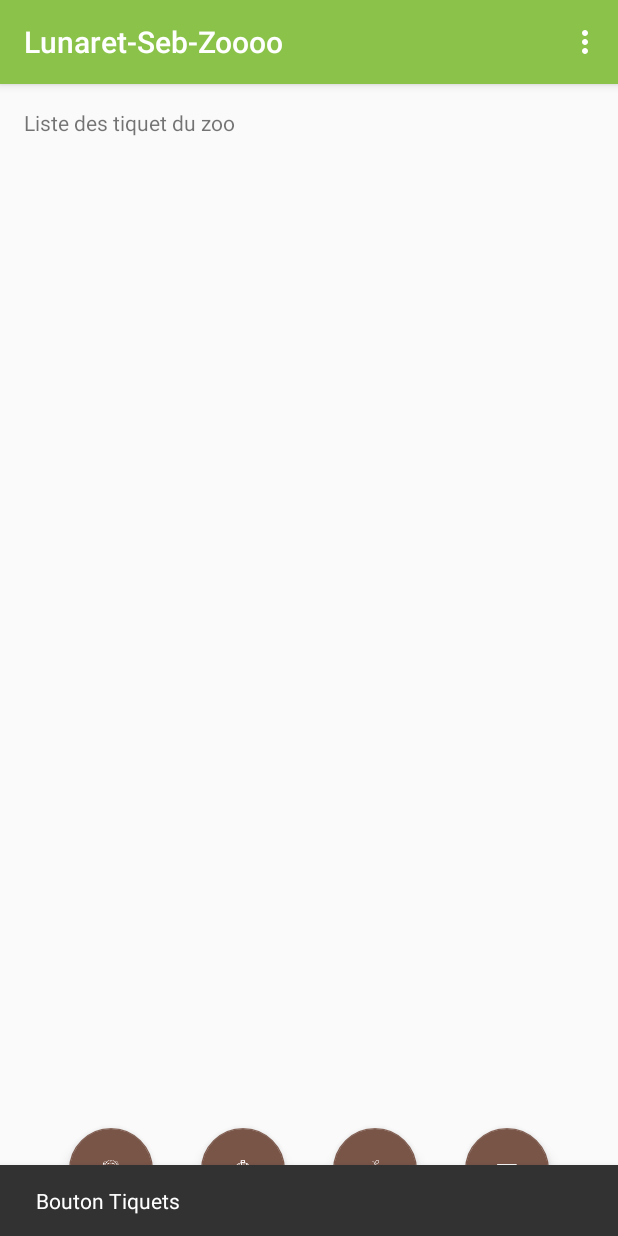
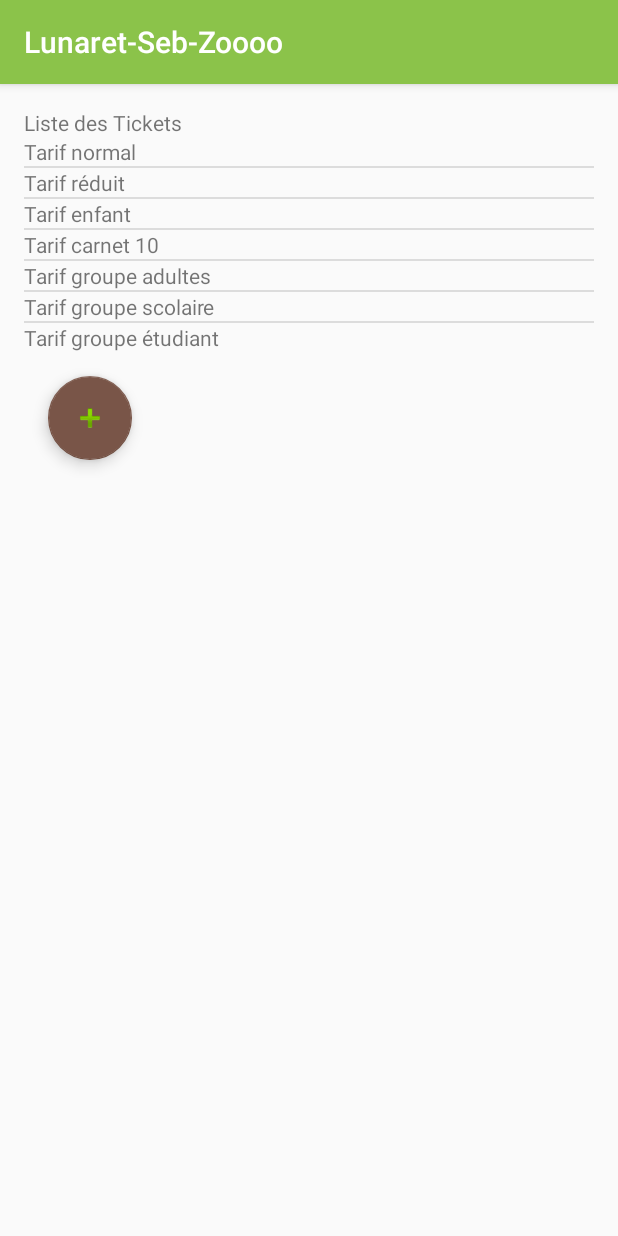
Before and after one commit to ZooDevTeam2/AndroidZooTeam2, an Android app: the screen it shows after launch (MainActivity before the commit, ListTicketActivity after it), after a tap on an icon or button, on a phone screen of 412 x 824 dp. Run offline under Robolectric (Android 15) with nearby library versions, the light colour scheme and no system bars.

Commit message:
ADD
Add class Ticket, activities ListTicketActivity and DetailTicketActivity.

```diff
--- a/app/src/main/AndroidManifest.xml
+++ b/app/src/main/AndroidManifest.xml
@@ -22,10 +22,12 @@
         <activity android:name=".animaux.DetailAnimal" />
         <activity android:name=".DetailEnclos" />
         <activity android:name=".ListeEnclos" />
-        <activity android:name=".animaux.FormAddAnimaux"/>
+        <activity android:name=".animaux.FormAddAnimaux" />
         <activity android:name=".stock.ListStockActivity" />
-        <activity android:name=".stock.DetailStockActivity"></activity>
->>>>>>> kevin_stocklist
+        <activity android:name=".stock.DetailStockActivity" />
+        >>>>>>> kevin_stocklist
+        <activity android:name=".ticket.ListTicketActivity" />
+        <activity android:name=".ticket.DetailTicketActivity"></activity>
     </application>
 
 </manifest>
--- a/app/src/main/java/com/lunaret_seb/hb/lunaret_seb_zoo/MainActivity.java
+++ b/app/src/main/java/com/lunaret_seb/hb/lunaret_seb_zoo/MainActivity.java
@@ -12,6 +12,7 @@ import android.view.MenuItem;
 import android.widget.TextView;
 import com.lunaret_seb.hb.lunaret_seb_zoo.animaux.Listeanimaux;
 import com.lunaret_seb.hb.lunaret_seb_zoo.stock.ListStockActivity;
+import com.lunaret_seb.hb.lunaret_seb_zoo.ticket.ListTicketActivity;
 
 public class MainActivity extends AppCompatActivity {
 
@@ -55,9 +56,8 @@ public class MainActivity extends AppCompatActivity {
         fab_tiquet.setOnClickListener(new View.OnClickListener() {
             @Override
             public void onClick(View view) {
-                Snackbar.make(view, "Bouton Tiquets", Snackbar.LENGTH_LONG)
-                        .setAction("Action", null).show();
-                textList.setText("Liste des tiquet du zoo");
+                Intent intent = new Intent(MainActivity.this, ListTicketActivity.class);
+                startActivity(intent);
             }
         });
     }
--- /dev/null
+++ b/app/src/main/java/com/lunaret_seb/hb/lunaret_seb_zoo/ticket/DetailTicketActivity.java
@@ -0,0 +1,16 @@
+package com.lunaret_seb.hb.lunaret_seb_zoo.ticket;
+
+import android.app.Activity;
+import android.support.v7.app.AppCompatActivity;
+import android.os.Bundle;
+
+import com.lunaret_seb.hb.lunaret_seb_zoo.R;
+
+public class DetailTicketActivity extends Activity {
+
+    @Override
+    protected void onCreate(Bundle savedInstanceState) {
+        super.onCreate(savedInstanceState);
+        setContentView(R.layout.activity_detail_ticket);
+    }
+}
--- /dev/null
+++ b/app/src/main/java/com/lunaret_seb/hb/lunaret_seb_zoo/ticket/ListTicketActivity.java
@@ -0,0 +1,63 @@
+package com.lunaret_seb.hb.lunaret_seb_zoo.ticket;
+
+import android.content.Intent;
+import android.support.v7.app.AppCompatActivity;
+import android.os.Bundle;
+import android.view.View;
+import android.widget.AdapterView;
+import android.widget.ArrayAdapter;
+import android.widget.ListView;
+import android.widget.TextView;
+
+import com.lunaret_seb.hb.lunaret_seb_zoo.R;
+
+import java.util.ArrayList;
+import java.util.List;
+
+public class ListTicketActivity extends AppCompatActivity {
+
+    Ticket ticket1 = new Ticket("Tarif normal");
+    Ticket ticket2 = new Ticket("Tarif réduit");
+    Ticket ticket3 = new Ticket("Tarif enfant");
+    Ticket ticket4 = new Ticket("Tarif carnet 10");
+    Ticket ticket5 = new Ticket("Tarif groupe adultes");
+    Ticket ticket6 = new Ticket("Tarif groupe scolaire");
+    Ticket ticket7 = new Ticket("Tarif groupe étudiant");
+
+    List<Ticket> listTicket = new ArrayList<>();
+
+    @Override
+    protected void onCreate(Bundle savedInstanceState) {
+        super.onCreate(savedInstanceState);
+        setContentView(R.layout.activity_list_ticket);
+        //Display of the text introduction of the activity
+        final TextView textList = (TextView)findViewById(R.id.text_list_app);
+        textList.setText("Liste des Tickets");
+
+        //Hard creation of the list of referenced ticket
+        listTicket.add(ticket1);
+        listTicket.add(ticket2);
+        listTicket.add(ticket3);
+        listTicket.add(ticket4);
+        listTicket.add(ticket5);
+        listTicket.add(ticket6);
+        listTicket.add(ticket7);
+
+        //Initialization of the adapter
+        ArrayAdapter<Ticket> adapter = new ArrayAdapter<Ticket>(this, R.layout.item_liste, R.id.text, listTicket);
+
+        ListView listView = (ListView) findViewById(R.id.list);
+        //Here, the id of the view is linking directly on the id of the ListView of
+        // the associated layout
+        //Then, send to the view
+        listView.setAdapter(adapter);
+
+        listView.setOnItemClickListener(new AdapterView.OnItemClickListener() {
+            @Override
+            public void onItemClick(AdapterView<?> parent, View view, int position, long id) {
+                Intent intent = new Intent(ListTicketActivity.this, DetailTicketActivity.class).putExtra("stock", listTicket.get(position)  );
+                startActivity(intent);
+            }
+        });
+    }
+}
--- /dev/null
+++ b/app/src/main/java/com/lunaret_seb/hb/lunaret_seb_zoo/ticket/Ticket.java
@@ -0,0 +1,40 @@
+package com.lunaret_seb.hb.lunaret_seb_zoo.ticket;
+
+import java.io.Serializable;
+
+/**
+ * Created by Fadul on 08/06/2016.
+ */
+public class Ticket implements Serializable {
+
+    private String name;
+    private double price;
+
+    @Override
+    public String toString() {
+        return (name);
+    }
+
+    // Getters and Setters
+    public String getName() {
+        return name;
+    }
+
+    public void setName(String name) {
+        this.name = name;
+    }
+
+    public double getPrice() {
+        return price;
+    }
+
+    public void setPrice(double price) {
+        this.price = price;
+    }
+
+    // Constructor
+    public Ticket(String name) {
+        this.name = name;
+    }
+
+}
--- /dev/null
+++ b/app/src/main/res/layout/activity_detail_ticket.xml
@@ -0,0 +1,12 @@
+<?xml version="1.0" encoding="utf-8"?>
+<RelativeLayout xmlns:android="http://schemas.android.com/apk/res/android"
+    xmlns:tools="http://schemas.android.com/tools"
+    android:layout_width="match_parent"
+    android:layout_height="match_parent"
+    android:paddingBottom="@dimen/activity_vertical_margin"
+    android:paddingLeft="@dimen/activity_horizontal_margin"
+    android:paddingRight="@dimen/activity_horizontal_margin"
+    android:paddingTop="@dimen/activity_vertical_margin"
+    tools:context="com.lunaret_seb.hb.lunaret_seb_zoo.ticket.DetailTicketActivity">
+
+</RelativeLayout>
--- /dev/null
+++ b/app/src/main/res/layout/activity_list_ticket.xml
@@ -0,0 +1,41 @@
+<?xml version="1.0" encoding="utf-8"?>
+<RelativeLayout xmlns:android="http://schemas.android.com/apk/res/android"
+    xmlns:tools="http://schemas.android.com/tools"
+    android:layout_width="match_parent"
+    android:layout_height="match_parent"
+    android:paddingBottom="@dimen/activity_vertical_margin"
+    android:paddingLeft="@dimen/activity_horizontal_margin"
+    android:paddingRight="@dimen/activity_horizontal_margin"
+    android:paddingTop="@dimen/activity_vertical_margin"
+    tools:context="com.lunaret_seb.hb.lunaret_seb_zoo.ticket.ListTicketActivity">
+
+    <LinearLayout
+        android:layout_width="wrap_content"
+        android:layout_height="wrap_content"
+        android:orientation="vertical">
+
+        <TextView android:id="@+id/text_list_app"
+            android:layout_width="match_parent"
+            android:layout_height="match_parent"
+            android:text="" />
+
+        <ListView
+            android:id="@+id/list"
+            android:layout_width="wrap_content"
+            android:layout_height="wrap_content"
+            android:layout_gravity="left">
+
+        </ListView>
+
+        <android.support.design.widget.FloatingActionButton
+            android:id="@+id/fab_add_anim"
+            android:layout_width="wrap_content"
+            android:layout_height="wrap_content"
+            android:gravity="bottom"
+            android:layout_margin="@dimen/fab_margin"
+            android:src="@android:drawable/ic_input_add"
+            android:label="@string/title_list_anim"
+            android:scaleType="center"/>
+    </LinearLayout>
+
+</RelativeLayout>
```
